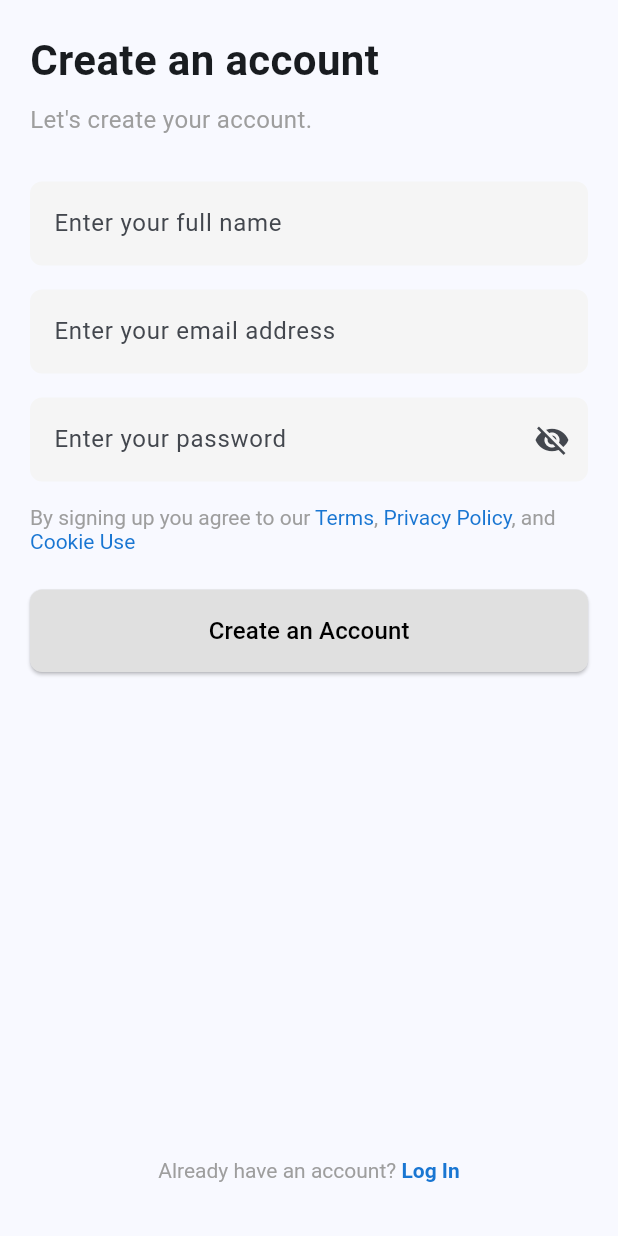
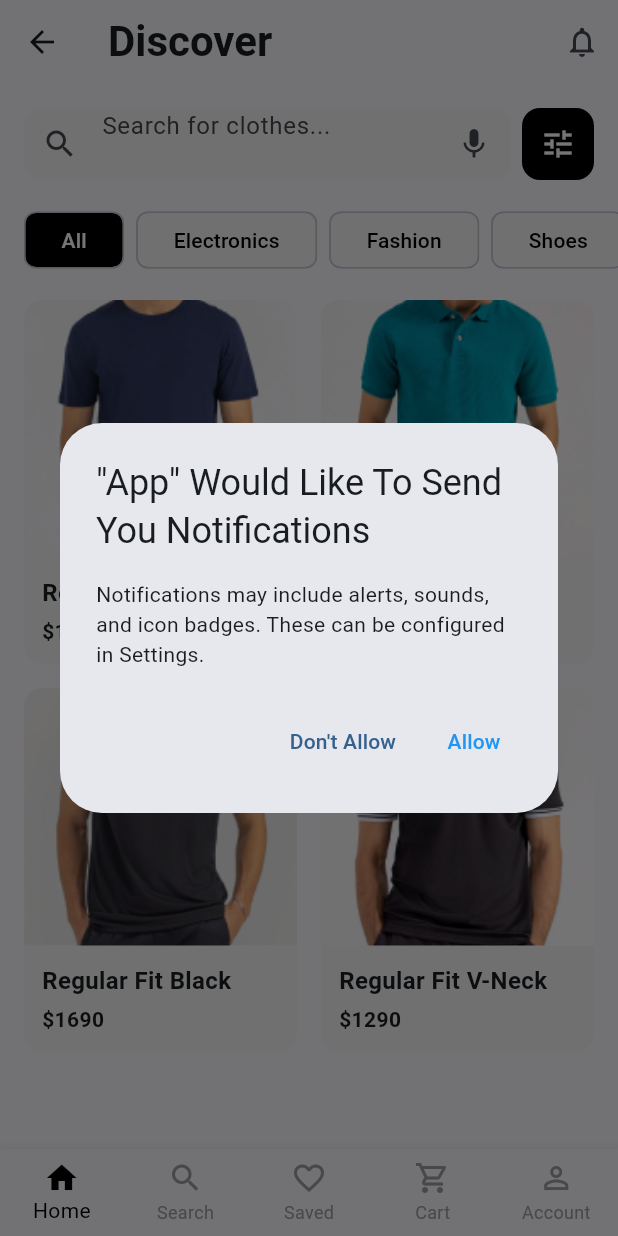
Before and after one commit to AWESOME04/MultiVendor-Flutter-App, a Flutter app: the AuthScreen screen opened directly, after a tap on "Create an Account", on a phone screen of 412 x 824 dp. Run offline on Flutter 3.47's test engine with Material 3 defaults, Android fonts, the phone set to English and light mode, and no system bars; our stand-ins replace flutter_svg.

Commit message:
feat: add homepage and notification screens

```diff
--- a/lib/screens/auth_screen.dart
+++ b/lib/screens/auth_screen.dart
@@ -1,5 +1,6 @@
 import 'package:flutter/material.dart';
 import 'login_screen.dart';
+import 'home_screen.dart';
 
 class AuthScreen extends StatelessWidget {
   const AuthScreen({super.key});
@@ -93,7 +94,12 @@ class AuthScreen extends StatelessWidget {
               SizedBox(
                 width: double.infinity,
                 child: ElevatedButton(
-                  onPressed: () {},
+                  onPressed: () {
+                    Navigator.pushReplacement(
+                      context,
+                      MaterialPageRoute(builder: (context) => const HomeScreen()),
+                    );
+                  },
                   style: ElevatedButton.styleFrom(
                     backgroundColor: Colors.grey[300],
                     padding: const EdgeInsets.symmetric(vertical: 16),
--- /dev/null
+++ b/lib/screens/home_screen.dart
@@ -0,0 +1,274 @@
+import 'package:flutter/material.dart';
+import 'notifications_screen.dart';
+
+class HomeScreen extends StatefulWidget {
+  const HomeScreen({super.key});
+
+  @override
+  State<HomeScreen> createState() => _HomeScreenState();
+}
+
+class _HomeScreenState extends State<HomeScreen> {
+  @override
+  void initState() {
+    super.initState();
+    // Show notification permission dialog after a short delay
+    Future.delayed(const Duration(milliseconds: 500), () {
+      _showNotificationDialog();
+    });
+  }
+
+  void _showNotificationDialog() {
+    showDialog(
+      context: context,
+      builder: (BuildContext context) {
+        return AlertDialog(
+          title: const Text('"App" Would Like To Send You Notifications'),
+          content: const Text(
+            'Notifications may include alerts, sounds, and icon badges. These can be configured in Settings.',
+          ),
+          actions: [
+            TextButton(
+              onPressed: () {
+                Navigator.of(context).pop();
+              },
+              child: const Text('Don\'t Allow'),
+            ),
+            TextButton(
+              onPressed: () {
+                // Handle notification permission
+                Navigator.of(context).pop();
+              },
+              child: const Text(
+                'Allow',
+                style: TextStyle(color: Colors.blue),
+              ),
+            ),
+          ],
+        );
+      },
+    );
+  }
+
+  @override
+  Widget build(BuildContext context) {
+    return Scaffold(
+      appBar: AppBar(
+        title: const Text(
+          'Discover',
+          style: TextStyle(
+            fontSize: 28,
+            fontWeight: FontWeight.bold,
+          ),
+        ),
+        actions: [
+          IconButton(
+            icon: const Icon(Icons.notifications_outlined),
+            onPressed: () {
+              Navigator.push(
+                context,
+                MaterialPageRoute(builder: (context) => const NotificationsScreen()),
+              );
+            },
+          ),
+        ],
+      ),
+      body: Column(
+        children: [
+          // Search Bar
+          Padding(
+            padding: const EdgeInsets.all(16.0),
+            child: Row(
+              children: [
+                Expanded(
+                  child: Container(
+                    decoration: BoxDecoration(
+                      color: Colors.grey[100],
+                      borderRadius: BorderRadius.circular(12),
+                    ),
+                    child: const TextField(
+                      decoration: InputDecoration(
+                        hintText: 'Search for clothes...',
+                        prefixIcon: Icon(Icons.search),
+                        suffixIcon: Icon(Icons.mic),
+                        border: InputBorder.none,
+                        contentPadding: EdgeInsets.symmetric(horizontal: 16),
+                      ),
+                    ),
+                  ),
+                ),
+                const SizedBox(width: 8),
+                Container(
+                  padding: const EdgeInsets.all(12),
+                  decoration: BoxDecoration(
+                    color: Colors.black,
+                    borderRadius: BorderRadius.circular(12),
+                  ),
+                  child: const Icon(
+                    Icons.tune,
+                    color: Colors.white,
+                  ),
+                ),
+              ],
+            ),
+          ),
+
+          // Categories
+          SingleChildScrollView(
+            scrollDirection: Axis.horizontal,
+            padding: const EdgeInsets.symmetric(horizontal: 16),
+            child: Row(
+              children: [
+                _buildCategoryChip('All', true),
+                _buildCategoryChip('Electronics', false),
+                _buildCategoryChip('Fashion', false),
+                _buildCategoryChip('Shoes', false),
+              ],
+            ),
+          ),
+
+          // Products Grid
+          Expanded(
+            child: GridView.count(
+              crossAxisCount: 2,
+              padding: const EdgeInsets.all(16),
+              mainAxisSpacing: 16,
+              crossAxisSpacing: 16,
+              childAspectRatio: 0.75,
+              children: [
+                _buildProductCard(
+                  'Regular Fit Slogan',
+                  1190,
+                  'assets/images/prod-1.jpg',
+                ),
+                _buildProductCard(
+                  'Regular Fit Polo',
+                  1100,
+                  'assets/images/prod-2.jpg',
+                  discount: 52,
+                ),
+                _buildProductCard(
+                  'Regular Fit Black',
+                  1690,
+                  'assets/images/prod-3.jpg',
+                ),
+                _buildProductCard(
+                  'Regular Fit V-Neck',
+                  1290,
+                  'assets/images/prod-4.jpg',
+                ),
+              ],
+            ),
+          ),
+        ],
+      ),
+      bottomNavigationBar: BottomNavigationBar(
+        type: BottomNavigationBarType.fixed,
+        items: const [
+          BottomNavigationBarItem(
+            icon: Icon(Icons.home),
+            label: 'Home',
+          ),
+          BottomNavigationBarItem(
+            icon: Icon(Icons.search),
+            label: 'Search',
+          ),
+          BottomNavigationBarItem(
+            icon: Icon(Icons.favorite_border),
+            label: 'Saved',
+          ),
+          BottomNavigationBarItem(
+            icon: Icon(Icons.shopping_cart_outlined),
+            label: 'Cart',
+          ),
+          BottomNavigationBarItem(
+            icon: Icon(Icons.person_outline),
+            label: 'Account',
+          ),
+        ],
+        currentIndex: 0,
+        selectedItemColor: Colors.black,
+        unselectedItemColor: Colors.grey,
+      ),
+    );
+  }
+
+  Widget _buildCategoryChip(String label, bool isSelected) {
+    return Container(
+      margin: const EdgeInsets.only(right: 8),
+      child: Chip(
+        label: Text(
+          label,
+          style: TextStyle(
+            color: isSelected ? Colors.white : Colors.black,
+          ),
+        ),
+        backgroundColor: isSelected ? Colors.black : Colors.grey[100],
+        padding: const EdgeInsets.symmetric(horizontal: 16, vertical: 8),
+      ),
+    );
+  }
+
+  Widget _buildProductCard(String title, int price, String imageUrl, {int? discount}) {
+    return Container(
+      decoration: BoxDecoration(
+        color: Colors.grey[100],
+        borderRadius: BorderRadius.circular(12),
+      ),
+      child: Column(
+        crossAxisAlignment: CrossAxisAlignment.start,
+        children: [
+          Expanded(
+            child: ClipRRect(
+              borderRadius: const BorderRadius.vertical(top: Radius.circular(12)),
+              child: Container(
+                color: Colors.white,
+                width: double.infinity,
+                child: Image.asset(
+                  imageUrl,
+                  fit: BoxFit.cover,
+                ),
+              ),
+            ),
+          ),
+          Padding(
+            padding: const EdgeInsets.all(12),
+            child: Column(
+              crossAxisAlignment: CrossAxisAlignment.start,
+              children: [
+                Text(
+                  title,
+                  style: const TextStyle(
+                    fontWeight: FontWeight.bold,
+                    fontSize: 16,
+                  ),
+                ),
+                const SizedBox(height: 4),
+                Row(
+                  children: [
+                    Text(
+                      '\$${price.toString()}',
+                      style: const TextStyle(
+                        fontWeight: FontWeight.bold,
+                      ),
+                    ),
+                    if (discount != null) ...[
+                      const SizedBox(width: 8),
+                      Text(
+                        '-${discount}%',
+                        style: const TextStyle(
+                          color: Colors.red,
+                          fontWeight: FontWeight.bold,
+                        ),
+                      ),
+                    ],
+                  ],
+                ),
+              ],
+            ),
+          ),
+        ],
+      ),
+    );
+  }
+}
```
Also changed, not shown: lib/screens/login_screen.dart (+7 -1 lines), lib/screens/notifications_screen.dart (added, +181 -0 lines).
